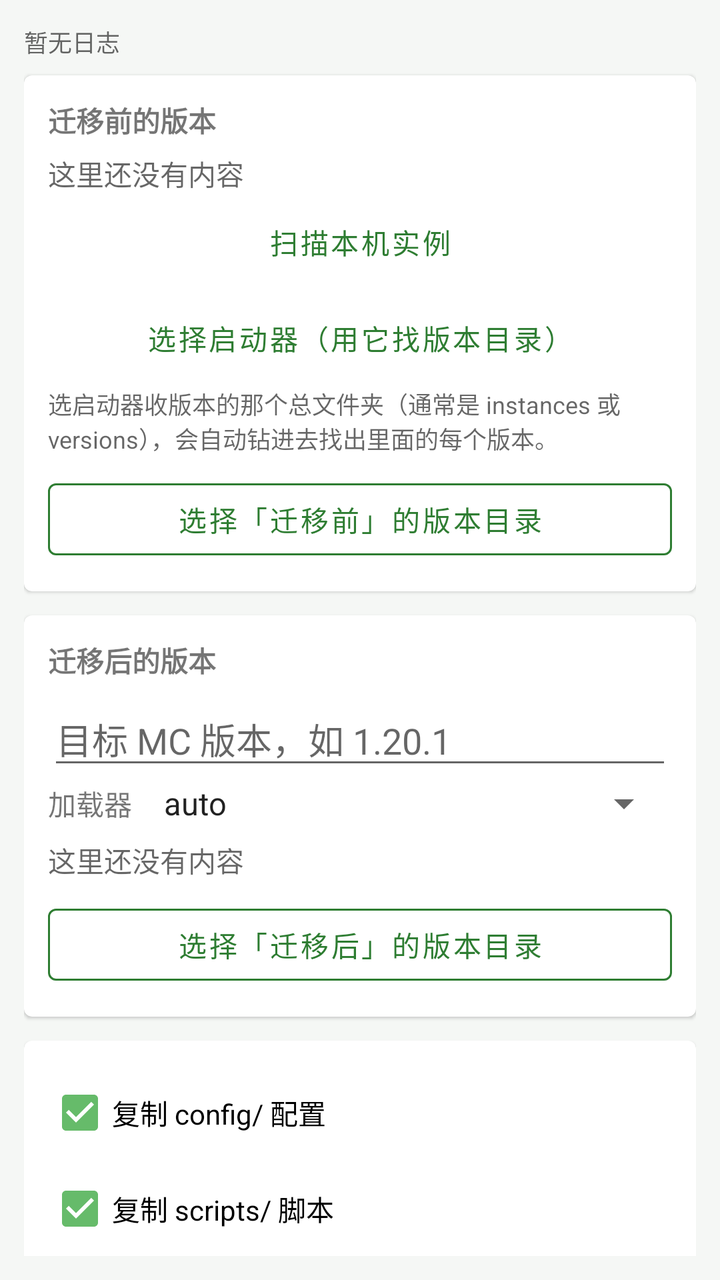
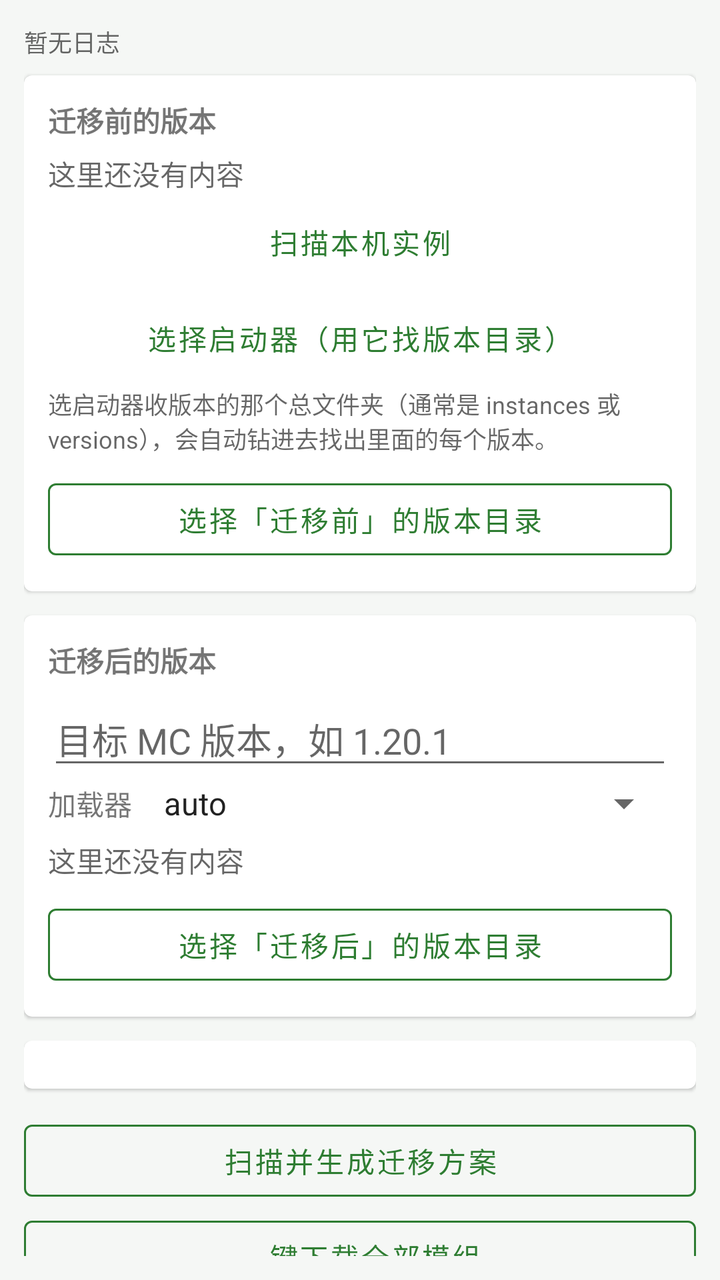

Screens rendered from an Android XML layout before and after an edit, with the pre-edit source and the edit as a unified diff.
<!-- AndroidManifest.xml: application theme Theme.ModMigrator -->
<!-- res/layout/fragment_migration.xml -->
<?xml version="1.0" encoding="utf-8"?>
<androidx.core.widget.NestedScrollView xmlns:android="http://schemas.android.com/apk/res/android"
    android:layout_width="match_parent"
    android:layout_height="match_parent"
    android:padding="12dp">

    <LinearLayout
        android:layout_width="match_parent"
        android:layout_height="wrap_content"
        android:orientation="vertical">

        <TextView
            android:id="@+id/tvLogSummary"
            android:layout_width="match_parent"
            android:layout_height="wrap_content"
            android:layout_marginBottom="8dp"
            android:background="@android:color/transparent"
            android:text="暂无日志"
            android:textColor="@color/textSecondary"
            android:textSize="12sp" />

        <TextView
            android:id="@+id/tvProgress"
            android:layout_width="match_parent"
            android:layout_height="wrap_content"
            android:visibility="gone"
            android:textColor="@color/textSecondary"
            android:textSize="12sp" />

        <com.google.android.material.card.MaterialCardView
            android:layout_width="match_parent"
            android:layout_height="wrap_content"
            android:layout_marginBottom="12dp">

            <LinearLayout
                android:layout_width="match_parent"
                android:layout_height="wrap_content"
                android:orientation="vertical"
                android:padding="12dp">

                <TextView
                    android:layout_width="wrap_content"
                    android:layout_height="wrap_content"
                    android:text="@string/sec_source"
                    android:textStyle="bold" />

                <TextView
                    android:id="@+id/tvSource"
                    android:layout_width="match_parent"
                    android:layout_height="wrap_content"
                    android:layout_marginTop="6dp"
                    android:text="@string/empty_hint"
                    android:textColor="@color/textSecondary" />

                <Button
                    android:id="@+id/btnScanLocal"
                    style="@style/Widget.MaterialComponents.Button.TextButton"
                    android:layout_width="match_parent"
                    android:layout_height="wrap_content"
                    android:text="@string/btn_scan_local" />

                <Button
                    android:id="@+id/btnPickLauncher"
                    style="@style/Widget.MaterialComponents.Button.TextButton"
                    android:layout_width="match_parent"
                    android:layout_height="wrap_content"
                    android:text="@string/cfg_pick_launcher" />

                <TextView
                    android:id="@+id/tvScanHint"
                    android:layout_width="match_parent"
                    android:layout_height="wrap_content"
                    android:text="@string/scan_launcher_dir_hint"
                    android:textColor="@color/textSecondary"
                    android:textSize="12sp" />

                <Button
                    android:id="@+id/btnPickSource"
                    style="@style/AppButtonOutlined"
                    android:layout_width="match_parent"
                    android:layout_height="wrap_content"
                    android:layout_marginTop="8dp"
                    android:text="@string/pick_source" />
            </LinearLayout>
        </com.google.android.material.card.MaterialCardView>

        <com.google.android.material.card.MaterialCardView
            android:layout_width="match_parent"
            android:layout_height="wrap_content"
            android:layout_marginBottom="12dp">

            <LinearLayout
                android:layout_width="match_parent"
                android:layout_height="wrap_content"
                android:orientation="vertical"
                android:padding="12dp">

                <TextView
                    android:layout_width="wrap_content"
                    android:layout_height="wrap_content"
                    android:text="@string/sec_target"
                    android:textStyle="bold" />

                <EditText
                    android:id="@+id/etTargetVersion"
                    android:layout_width="match_parent"
                    android:layout_height="wrap_content"
                    android:layout_marginTop="6dp"
                    android:hint="@string/hint_mc_version"
                    android:inputType="text"
                    android:singleLine="true" />

                <LinearLayout
                    android:layout_width="match_parent"
                    android:layout_height="wrap_content"
                    android:orientation="horizontal">

                    <TextView
                        android:layout_width="wrap_content"
                        android:layout_height="wrap_content"
                        android:layout_gravity="center_vertical"
                        android:text="@string/loader" />

                    <Spinner
                        android:id="@+id/spLoader"
                        android:layout_width="0dp"
                        android:layout_height="wrap_content"
                        android:layout_marginStart="8dp"
                        android:layout_weight="1"
                        android:entries="@array/loaders" />
                </LinearLayout>

                <TextView
                    android:id="@+id/tvTarget"
                    android:layout_width="match_parent"
                    android:layout_height="wrap_content"
                    android:layout_marginTop="6dp"
                    android:text="@string/empty_hint"
                    android:textColor="@color/textSecondary" />

                <Button
                    android:id="@+id/btnPickTarget"
                    style="@style/AppButtonOutlined"
                    android:layout_width="match_parent"
                    android:layout_height="wrap_content"
                    android:layout_marginTop="8dp"
                    android:text="@string/pick_target" />
            </LinearLayout>
        </com.google.android.material.card.MaterialCardView>

        <com.google.android.material.card.MaterialCardView
            android:layout_width="match_parent"
            android:layout_height="wrap_content"
            android:layout_marginBottom="12dp">

            <LinearLayout
                android:layout_width="match_parent"
                android:layout_height="wrap_content"
                android:orientation="vertical"
                android:padding="12dp">

                <CheckBox android:id="@+id/cbConfig" android:layout_width="match_parent" android:layout_height="wrap_content" android:checked="true" android:text="@string/copy_config" />
                <CheckBox android:id="@+id/cbScripts" android:layout_width="match_parent" android:layout_height="wrap_content" android:checked="true" android:text="@string/copy_scripts" />
                <CheckBox android:id="@+id/cbOptions" android:layout_width="match_parent" android:layout_height="wrap_content" android:checked="true" android:text="@string/copy_options" />
                <CheckBox android:id="@+id/cbPacks" android:layout_width="match_parent" android:layout_height="wrap_content" android:text="@string/copy_packs" />
                <CheckBox android:id="@+id/cbSaves" android:layout_width="match_parent" android:layout_height="wrap_content" android:text="@string/copy_saves" />
            </LinearLayout>
        </com.google.android.material.card.MaterialCardView>

        
        <Button
            android:id="@+id/btnScan"
            style="@style/AppButtonOutlined"
            android:layout_width="match_parent"
            android:layout_height="wrap_content"
            android:text="@string/btn_scan" />

        <Button
            android:id="@+id/btnDownloadAll"
            style="@style/AppButtonOutlined"
            android:layout_width="match_parent"
            android:layout_height="wrap_content"
            android:text="@string/btn_download_all" />

        <LinearLayout
            android:layout_width="match_parent"
            android:layout_height="wrap_content"
            android:orientation="horizontal">

            <Button
                android:id="@+id/btnDoctor"
                style="@style/AppButtonOutlined"
                android:layout_width="0dp"
                android:layout_height="wrap_content"
                android:layout_weight="1"
                android:text="@string/tool_doctor" />

            <Button
                android:id="@+id/btnDiff"
                style="@style/AppButtonOutlined"
                android:layout_width="0dp"
                android:layout_height="wrap_content"
                android:layout_weight="1"
                android:text="@string/tool_diff" />
        </LinearLayout>

        
        <Button
            android:id="@+id/btnRun"
            style="@style/AppButton"
            android:layout_width="match_parent"
            android:layout_height="wrap_content"
            android:layout_marginTop="8dp"
            android:layout_marginBottom="4dp"
            android:text="@string/btn_run" />

        
        <LinearLayout
            android:id="@+id/rowPause"
            android:layout_width="match_parent"
            android:layout_height="wrap_content"
            android:layout_marginTop="8dp"
            android:orientation="horizontal"
            android:visibility="gone">

            <Button
                android:id="@+id/btnPause"
                style="@style/AppButtonOutlined"
                android:layout_width="0dp"
                android:layout_height="wrap_content"
                android:layout_weight="1"
                android:text="暂停" />

            <Button
                android:id="@+id/btnCancelTask"
                style="@style/AppButtonOutlined"
                android:layout_width="0dp"
                android:layout_height="wrap_content"
                android:layout_marginStart="8dp"
                android:layout_weight="1"
                android:text="中止" />
        </LinearLayout>

        
        <Button
            android:id="@+id/btnMigTools"
            style="@style/AppButtonOutlined"
            android:layout_width="match_parent"
            android:layout_height="wrap_content"
            android:layout_marginTop="8dp"
            android:text="迁移相关工具" />

        <ProgressBar
            android:id="@+id/pb"
            style="?android:attr/progressBarStyleHorizontal"
            android:layout_width="match_parent"
            android:layout_height="wrap_content"
            android:layout_marginTop="8dp"
            android:indeterminate="true"
            android:visibility="gone" />

        <TextView
            android:layout_width="wrap_content"
            android:layout_height="wrap_content"
            android:layout_marginTop="12dp"
            android:text="@string/tab_migration"
            android:textStyle="bold" />

        <androidx.recyclerview.widget.RecyclerView
            android:id="@+id/rvMods"
            android:layout_width="match_parent"
            android:layout_height="wrap_content"
            android:nestedScrollingEnabled="false"
            android:overScrollMode="never" />

        <TextView
            android:layout_width="wrap_content"
            android:layout_height="wrap_content"
            android:layout_marginTop="12dp"
            android:text="@string/log_title"
            android:textStyle="bold" />

        <TextView
            android:id="@+id/tvLog"
            android:layout_width="match_parent"
            android:layout_height="wrap_content"
            android:paddingBottom="24dp"
            android:textColor="@color/textSecondary"
            android:textSize="12sp" />
    </LinearLayout>
</androidx.core.widget.NestedScrollView>
<!-- resources referenced by this layout -->
<resources>
  <string-array name="loaders">
          <item>auto</item>
          <item>fabric</item>
          <item>forge</item>
          <item>neoforge</item>
          <item>quilt</item>
      </string-array>
  <color name="textSecondary">#99000000</color>
  <string name="btn_download_all">一键下载全部模组</string>
  <string name="btn_run">执行迁移</string>
  <string name="btn_scan">扫描并生成迁移方案</string>
  <string name="btn_scan_local">扫描本机实例</string>
  <string name="cfg_pick_launcher">选择启动器（用它找版本目录）</string>
  <string name="copy_config">复制 config/ 配置</string>
  <string name="copy_options">复制 options.txt（游戏设置）</string>
  <string name="copy_packs">复制资源包/光影包</string>
  <string name="copy_saves">复制存档（可能很大）</string>
  <string name="copy_scripts">复制 scripts/ 脚本</string>
  <string name="empty_hint">这里还没有内容</string>
  <string name="hint_mc_version">目标 MC 版本，如 1.20.1</string>
  <string name="loader">加载器</string>
  <string name="log_title">运行日志</string>
  <string name="pick_source">选择「迁移前」的版本目录</string>
  <string name="pick_target">选择「迁移后」的版本目录</string>
  <string name="scan_launcher_dir_hint">选启动器收版本的那个总文件夹（通常是 instances 或 versions），会自动钻进去找出里面的每个版本。</string>
  <string name="sec_source">迁移前的版本</string>
  <string name="sec_target">迁移后的版本</string>
  <string name="tab_migration">迁移</string>
  <string name="tool_diff">配置对比</string>
  <string name="tool_doctor">模组体检</string>
  <style name="AppButton" parent="Widget.MaterialComponents.Button">
          <item name="backgroundTint">?attr/colorPrimary</item>
          <item name="android:textColor">@android:color/white</item>
          <item name="rippleColor">?attr/colorPrimary</item>
      </style>
  <style name="AppButtonOutlined" parent="Widget.MaterialComponents.Button.OutlinedButton">
          <item name="strokeColor">?attr/colorPrimary</item>
          <item name="android:textColor">?attr/colorPrimary</item>
          <item name="iconTint">?attr/colorPrimary</item>
          <item name="rippleColor">?attr/colorPrimary</item>
      </style>
  <style name="Theme.ModMigrator" parent="Theme.MaterialComponents.DayNight.NoActionBar">
          <item name="colorPrimary">@color/primary</item>
          <item name="colorPrimaryDark">@color/primaryDark</item>
          <item name="colorAccent">@color/accent</item>
          <item name="android:windowBackground">@color/bg</item>
          <item name="android:statusBarColor">@color/primaryDark</item>
          <item name="preferenceTheme">@style/PreferenceThemeOverlay</item>
          
          <item name="materialButtonStyle">@style/AppButton</item>
          
          <item name="materialButtonOutlinedStyle">@style/AppButtonOutlined</item>
      </style>
  <color name="primary">#FF2E7D32</color>
  <color name="primaryDark">#FF1B5E20</color>
  <color name="accent">#FF66BB6A</color>
  <color name="bg">#FFF5F7F5</color>
</resources>

<!-- the commit's change to res/layout/fragment_migration.xml (unified diff, before → after) -->
@@ -159,11 +159,12 @@
                 android:orientation="vertical"
                 android:padding="12dp">
 
-                <CheckBox android:id="@+id/cbConfig" android:layout_width="match_parent" android:layout_height="wrap_content" android:checked="true" android:text="@string/copy_config" />
-                <CheckBox android:id="@+id/cbScripts" android:layout_width="match_parent" android:layout_height="wrap_content" android:checked="true" android:text="@string/copy_scripts" />
-                <CheckBox android:id="@+id/cbOptions" android:layout_width="match_parent" android:layout_height="wrap_content" android:checked="true" android:text="@string/copy_options" />
-                <CheckBox android:id="@+id/cbPacks" android:layout_width="match_parent" android:layout_height="wrap_content" android:text="@string/copy_packs" />
-                <CheckBox android:id="@+id/cbSaves" android:layout_width="match_parent" android:layout_height="wrap_content" android:text="@string/copy_saves" />
+                
+                <LinearLayout
+                    android:id="@+id/partsBox"
+                    android:layout_width="match_parent"
+                    android:layout_height="wrap_content"
+                    android:orientation="vertical" />
             </LinearLayout>
         </com.google.android.material.card.MaterialCardView>
 
<!-- resource entries referenced after the edit -->
@@ -13,11 +13,6 @@
   <string name="btn_scan">扫描并生成迁移方案</string>
   <string name="btn_scan_local">扫描本机实例</string>
   <string name="cfg_pick_launcher">选择启动器（用它找版本目录）</string>
-  <string name="copy_config">复制 config/ 配置</string>
-  <string name="copy_options">复制 options.txt（游戏设置）</string>
-  <string name="copy_packs">复制资源包/光影包</string>
-  <string name="copy_saves">复制存档（可能很大）</string>
-  <string name="copy_scripts">复制 scripts/ 脚本</string>
   <string name="empty_hint">这里还没有内容</string>
   <string name="hint_mc_version">目标 MC 版本，如 1.20.1</string>
   <string name="loader">加载器</string>
